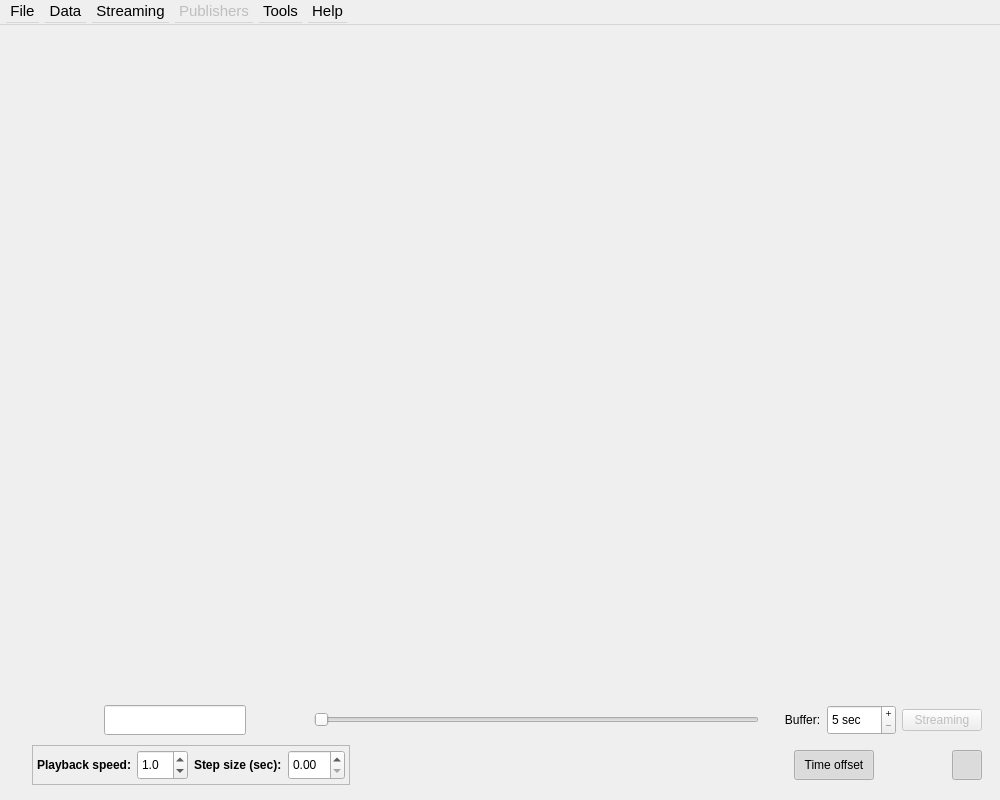
This is plotter_gui/mainwindow.ui in ziparker/PlotJuggler as Qt 5 draws it before an edit. The edited form follows.
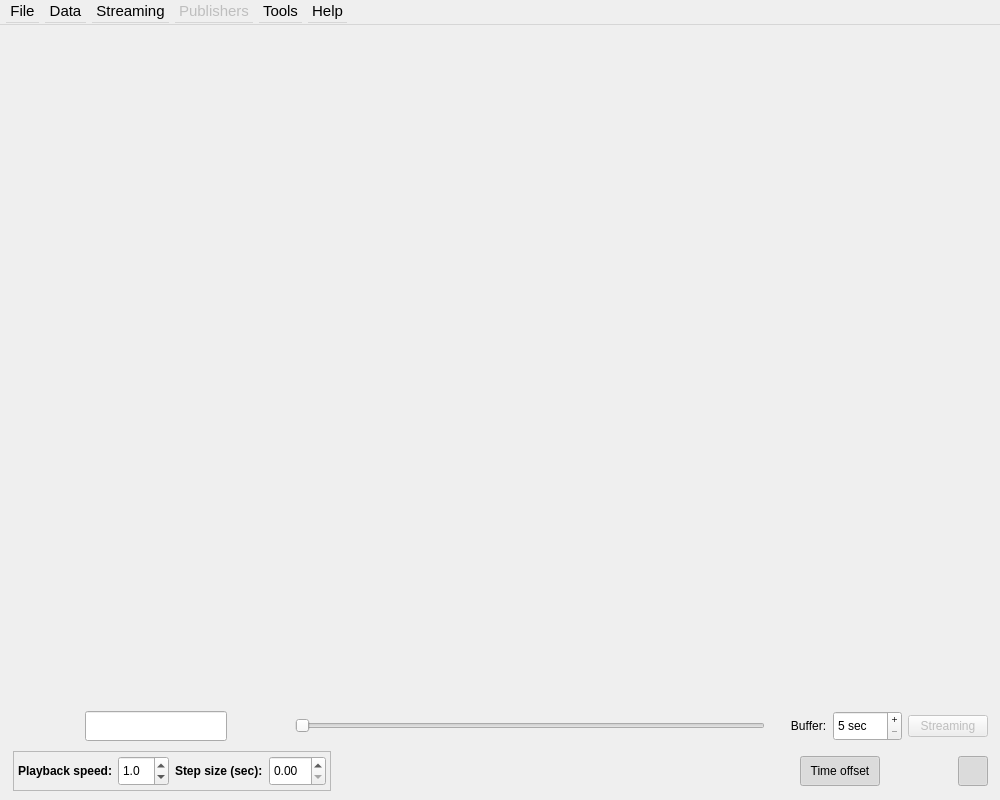
This is the edited form. Icons and pictures are not drawn. Custom widgets are drawn as their Qt base class.

What changed in the file:
```diff
--- a/plotter_gui/mainwindow.ui
+++ b/plotter_gui/mainwindow.ui
@@ -25,16 +25,16 @@
   <widget class="QWidget" name="centralWidget">
    <layout class="QVBoxLayout" name="verticalLayout">
     <property name="leftMargin">
-     <number>6</number>
+     <number>0</number>
     </property>
     <property name="topMargin">
-     <number>6</number>
+     <number>0</number>
     </property>
     <property name="rightMargin">
-     <number>6</number>
+     <number>0</number>
     </property>
     <property name="bottomMargin">
-     <number>6</number>
+     <number>0</number>
     </property>
     <item>
      <widget class="QSplitter" name="splitter">
@@ -62,16 +62,16 @@
          <number>0</number>
         </property>
         <property name="leftMargin">
-         <number>4</number>
+         <number>0</number>
         </property>
         <property name="topMargin">
-         <number>4</number>
+         <number>0</number>
         </property>
         <property name="rightMargin">
-         <number>4</number>
+         <number>0</number>
         </property>
         <property name="bottomMargin">
-         <number>4</number>
+         <number>0</number>
         </property>
        </layout>
       </widget>
@@ -84,7 +84,7 @@
          <number>4</number>
         </property>
         <property name="topMargin">
-         <number>4</number>
+         <number>10</number>
         </property>
         <property name="rightMargin">
          <number>4</number>
```
